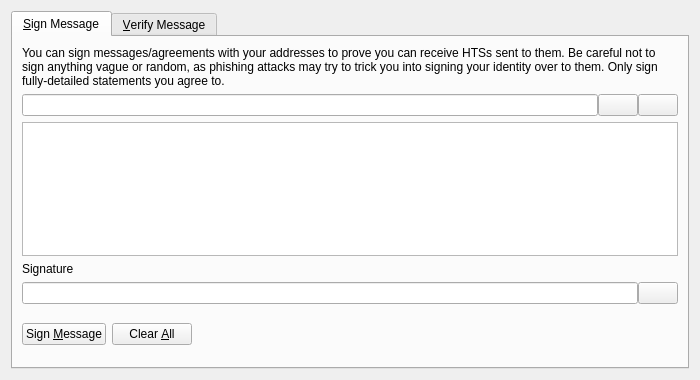
Before: the Qt Designer form src/qt/forms/signverifymessagedialog.ui in diablax2/bts, drawn with Qt 5.
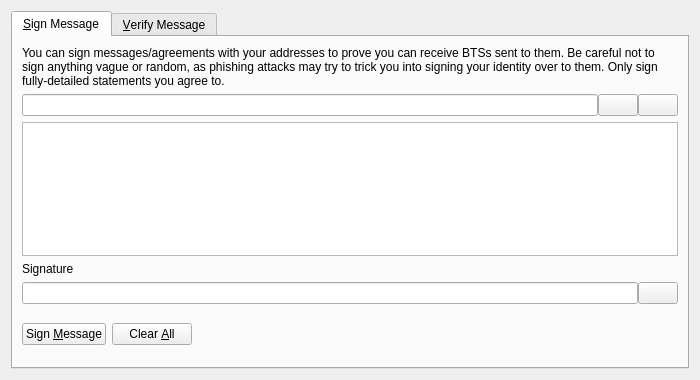
After: the same form once the commit is applied. Icons and pictures are not drawn. Custom widgets are drawn as their Qt base class.

Diff of the .ui file:
```diff
--- a/src/qt/forms/signverifymessagedialog.ui
+++ b/src/qt/forms/signverifymessagedialog.ui
@@ -33,7 +33,7 @@
        <item>
         <widget class="QLabel" name="infoLabel_SM">
          <property name="text">
-          <string>You can sign messages/agreements with your addresses to prove you can receive HTSs sent to them. Be careful not to sign anything vague or random, as phishing attacks may try to trick you into signing your identity over to them. Only sign fully-detailed statements you agree to.</string>
+          <string>You can sign messages/agreements with your addresses to prove you can receive BTSs sent to them. Be careful not to sign anything vague or random, as phishing attacks may try to trick you into signing your identity over to them. Only sign fully-detailed statements you agree to.</string>
          </property>
          <property name="textFormat">
           <enum>Qt::PlainText</enum>
```
Left out of the diff: 8 changed lines with no effect on the pictures.
